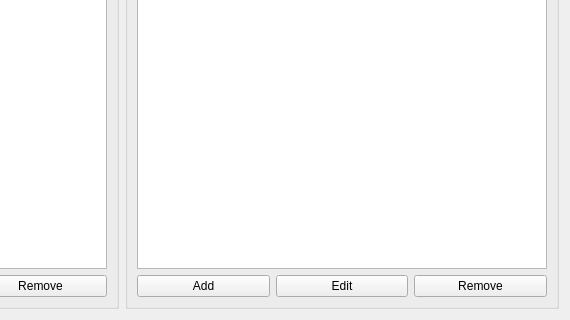
Above: picsou/ui/viewers/userviewer.ui from koromodako/picsou before the change; both pictures show x 327 to 897 and y 185 to 505 of the 897 by 505 pixel window. Below: the same form after it.
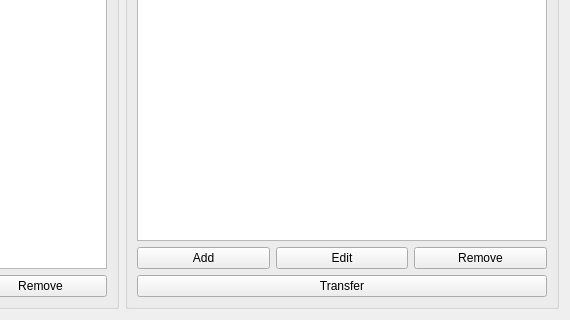
That is the form after the change. Icons and pictures are not drawn.

Diff of the .ui file:
```diff
--- a/picsou/ui/viewers/userviewer.ui
+++ b/picsou/ui/viewers/userviewer.ui
@@ -117,6 +117,20 @@
         </item>
        </layout>
       </item>
+      <item>
+       <widget class="QPushButton" name="transfer">
+        <property name="text">
+         <string>Transfer</string>
+        </property>
+        <property name="icon">
+         <iconset resource="../../picsou.qrc">
+          <normaloff>:/resources/material-design/svg/swap-horizontal.svg</normaloff>:/resources/material-design/svg/swap-horizontal.svg</iconset>
+        </property>
+        <property name="flat">
+         <bool>false</bool>
+        </property>
+       </widget>
+      </item>
      </layout>
     </widget>
    </item>
```
Left out of the diff: 21 changed lines with no effect on the pictures.
